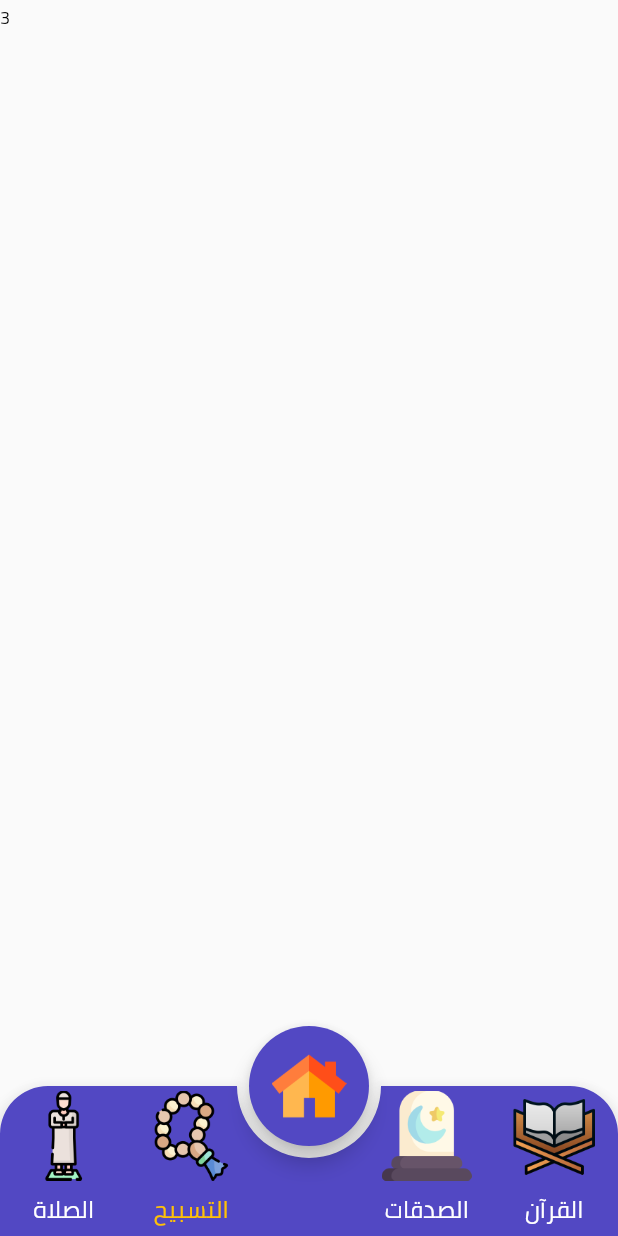
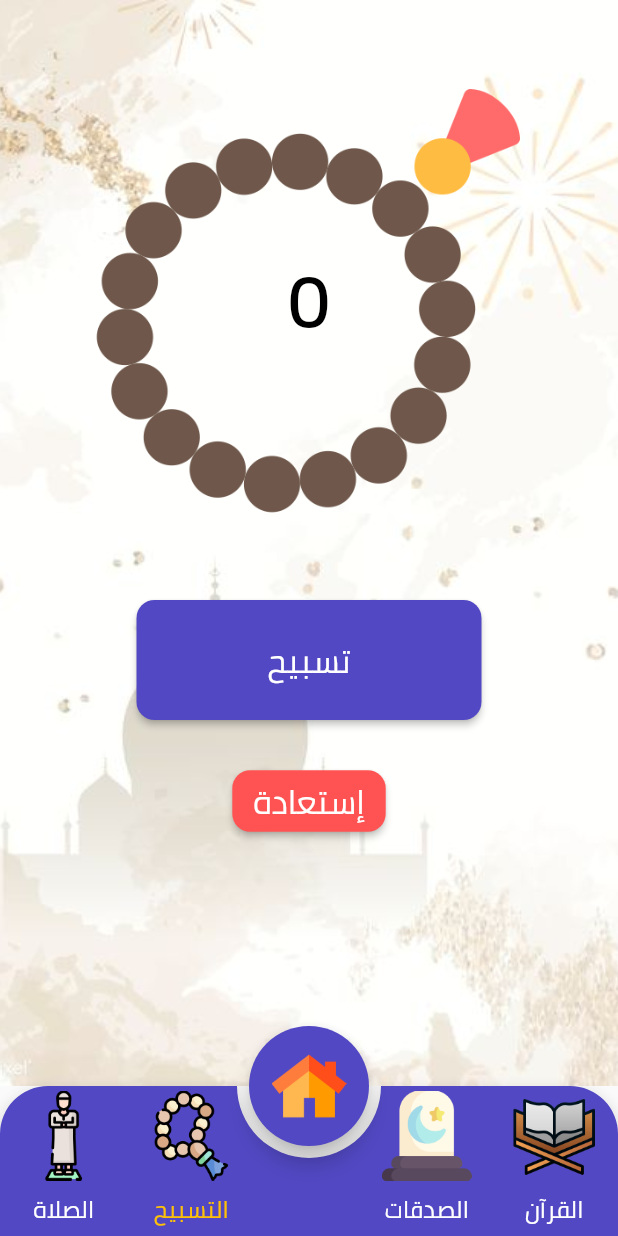
Before and after one commit to mohamedbasha275/holly_quran_FlutterApp, a Flutter app: the screen it shows after launch, item 3 of the bottom bar chosen, on a phone screen of 412 x 824 dp. Run offline on Flutter 3.47's test engine with Material 2 defaults, Android fonts, the light colour scheme and no system bars; drawn by our look-alikes of animated_bottom_navigation_bar; our stand-ins replace bloc, dartz, dio, equatable, flutter_bloc, font_awesome_flutter and 5 more.

Commit message:
finished tasbih counter

```diff
--- a/lib/core/resources/app_assets.dart
+++ b/lib/core/resources/app_assets.dart
@@ -12,6 +12,7 @@ class ImageAssets {
   static const String azkarMasaa = "$imagePath/azkarMasaa.png";
   static const String hadith = "$imagePath/hadith.png";
   static const String hesnMuslim = "$imagePath/hesnMuslim.png";
+  static const String tasbihCounter = "$imagePath/tasbihCounter.png";
 }
 
 class JsonAssets {
--- a/lib/core/resources/app_colors.dart
+++ b/lib/core/resources/app_colors.dart
@@ -5,6 +5,7 @@ class AppColors {
   static Color primary = const Color.fromRGBO(82, 72, 195, 1);
   static Color splash = Colors.deepPurpleAccent;
   static Color secondary = Colors.amber;
+  static Color reset = Colors.redAccent;
   static Color expansion = HexColor('FCECDD');
   static Color white = Colors.white;
   static Color black = Colors.black;
--- a/lib/core/resources/app_constants.dart
+++ b/lib/core/resources/app_constants.dart
@@ -2,4 +2,5 @@ class AppConstants {
   static const String appName = 'إسلامنا';
   static const int bottomNavSpeedTime = 500;
   static const int expandSpeedTime = 800;
+  static const int tasbihSpeedTime = 500;
 }
--- a/lib/core/resources/app_fonts.dart
+++ b/lib/core/resources/app_fonts.dart
@@ -20,4 +20,5 @@ class FontSize {
   static const double s18 = 18.0;
   static const double s20 = 20.0;
   static const double s22 = 22.0;
+  static const double s50 = 50.0;
 }
--- a/lib/core/resources/app_strings.dart
+++ b/lib/core/resources/app_strings.dart
@@ -10,6 +10,8 @@ class AppStrings {
   static const String hadithTitle = "الأحاديث النبوية";
   static const String hesnMuslim = "حصن المسلم";
   static const String homeTitle = "أحب الأعمال إلي الله ادومها وإن قل";
+  static const String tasbihCounter = 'تسبيح';
+  static const String tasbihReset = 'إستعادة';
   // hints
   static const String emailHint = 'email_hint';
   static const String invalidEmail = "email_error";
--- a/lib/core/resources/theme_manager.dart
+++ b/lib/core/resources/theme_manager.dart
@@ -44,8 +44,8 @@ ThemeData getApplicationTheme() {
     // elevated button them
     elevatedButtonTheme: ElevatedButtonThemeData(
       style: ElevatedButton.styleFrom(
-        textStyle:
-            getRegularStyle(color: AppColors.white, fontSize: FontSize.s17),
+        textStyle: getRegularStyle(color: AppColors.white,
+            fontSize: FontSize.s22),
         primary: AppColors.primary,
         shape: RoundedRectangleBorder(
           borderRadius: BorderRadius.circular(AppSize.s12),
--- a/lib/core/resources/values_manager.dart
+++ b/lib/core/resources/values_manager.dart
@@ -5,6 +5,7 @@ class AppMargin {
   static const double m16 = 16.0;
   static const double m18 = 18.0;
   static const double m20 = 20.0;
+  static const double m50 = 50.0;
 }
 
 class AppPadding {
@@ -37,6 +38,7 @@ class AppSize {
   static const double s18 = 18.0;
   static const double s20 = 20.0;
   static const double s28 = 28.0;
+  static const double s30 = 30.0;
   static const double s32 = 32.0;
   static const double s40 = 40.0;
   static const double s50 = 50.0;
@@ -49,5 +51,6 @@ class AppSize {
   static const double s160 = 160.0;
   static const double s190 = 190.0;
   static const double s200 = 200.0;
+  static const double s230 = 230.0;
   static const double s300 = 300.0;
 }
--- a/lib/features/home/presentation/views/home_view.dart
+++ b/lib/features/home/presentation/views/home_view.dart
@@ -7,6 +7,7 @@ import 'package:holly_quran/core/resources/values_manager.dart';
 import 'package:holly_quran/features/common_widgets/bottom_navigation_bar.dart';
 import 'package:holly_quran/features/home/presentation/view_models/bottom_navBar/bottom_nav_bar_cubit.dart';
 import 'package:holly_quran/features/home/presentation/views/widgets/home_view_body.dart';
+import 'package:holly_quran/features/home/presentation/views/widgets/tasbih_view_body.dart';
 
 class HomeView extends StatelessWidget {
   const HomeView({Key? key}) : super(key: key);
@@ -16,7 +17,7 @@ class HomeView extends StatelessWidget {
     final navBarWidgets = <Widget>[
       Text('1'),
       Text('2'),
-      Text('3'),
+      const TasbihViewBody(),
       Text('4'),
     ];
     return Directionality(
@@ -49,8 +50,10 @@ class HomeView extends StatelessWidget {
                 },
               ),
             ),
-            floatingActionButtonLocation: FloatingActionButtonLocation.centerDocked,
-            bottomNavigationBar: AppBottomNavigationBar(cubit: cubit, state: state),
+            floatingActionButtonLocation:
+                FloatingActionButtonLocation.centerDocked,
+            bottomNavigationBar:
+                AppBottomNavigationBar(cubit: cubit, state: state),
           );
         },
       ),
--- /dev/null
+++ b/lib/features/home/presentation/views/widgets/tasbih_view_body.dart
@@ -0,0 +1,117 @@
+import 'package:flutter/material.dart';
+import 'package:holly_quran/core/extension/extensions.dart';
+import 'package:holly_quran/core/resources/app_assets.dart';
+import 'package:holly_quran/core/resources/app_colors.dart';
+import 'package:holly_quran/core/resources/app_constants.dart';
+import 'package:holly_quran/core/resources/app_fonts.dart';
+import 'package:holly_quran/core/resources/app_strings.dart';
+import 'package:holly_quran/core/resources/values_manager.dart';
+
+class TasbihViewBody extends StatefulWidget {
+  const TasbihViewBody({Key? key}) : super(key: key);
+
+  @override
+  State<TasbihViewBody> createState() => _TasbihViewBodyState();
+}
+
+class _TasbihViewBodyState extends State<TasbihViewBody>
+    with SingleTickerProviderStateMixin {
+  late AnimationController _controller;
+
+  @override
+  void initState() {
+    _controller = AnimationController(
+      duration: const Duration(milliseconds: AppConstants.tasbihSpeedTime),
+      vsync: this,
+    );
+    super.initState();
+  }
+
+  @override
+  void dispose() {
+    _controller.dispose();
+    super.dispose();
+  }
+
+  double end = 0;
+  int counter = 0;
+
+  @override
+  Widget build(BuildContext context) {
+    return Container(
+      height: context.height,
+      decoration: const BoxDecoration(
+        image: DecorationImage(
+          image: AssetImage(ImageAssets.background),
+          fit: BoxFit.cover,
+        ),
+      ),
+      child: SingleChildScrollView(
+        child: Center(
+          child: Column(
+            children: [
+              Container(
+                margin: const EdgeInsets.all(AppMargin.m50),
+                height: AppSize.s300,
+                width: AppSize.s300,
+                alignment: Alignment.center,
+                child: Stack(
+                  children: [
+                    RotationTransition(
+                      turns: Tween(begin: 0.0, end: end).animate(_controller),
+                      child: Image.asset(
+                        ImageAssets.tasbihCounter,
+                        fit: BoxFit.cover,
+                      ),
+                    ),
+                    Container(
+                      alignment: Alignment.center,
+                      child: Text('$counter', style: Theme.of(context).textTheme.headlineLarge!
+                          .copyWith(fontSize: FontSize.s50),
+                      ),
+                    ),
+                  ],
+                ),
+              ),
+              SizedBox(
+                width: AppSize.s230,
+                height: AppSize.s80,
+                child: ElevatedButton(
+                  child: const Text(AppStrings.tasbihCounter),
+                  onPressed: () {
+                    setState(() {
+                      end += 0.01;
+                      counter += 1;
+                    });
+                    _controller.forward();
+                  },
+                ),
+              ),
+              const SizedBox(height: AppSize.s30),
+              ElevatedButton(
+                style: ButtonStyle(
+                  padding: MaterialStateProperty.all(
+                    const EdgeInsets.symmetric(horizontal: AppPadding.p14,
+                    ),
+                  ),
+                  backgroundColor: MaterialStateProperty.all(
+                    AppColors.reset
+                  ),
+                ),
+                onPressed: () {
+                  setState(() {
+                    end = 0;
+                    counter = 0;
+                  });
+                  _controller.reset();
+                },
+                child: const Text(AppStrings.tasbihReset),
+              ),
+              const SizedBox(height: AppSize.s40),
+            ],
+          ),
+        ),
+      ),
+    );
+  }
+}
--- a/lib/tasbih.dart
+++ b/lib/tasbih.dart
@@ -16,8 +16,7 @@ class MyHomePage extends StatefulWidget {
   _MyHomePageState createState() => _MyHomePageState();
 }
 
-class _MyHomePageState extends State<MyHomePage>
-    with SingleTickerProviderStateMixin {
+class _MyHomePageState extends State<MyHomePage> with SingleTickerProviderStateMixin {
   late AnimationController _controller;
 
   @override
```
Also changed, not shown: assets/images/tasbihCounter.png (renamed from assets/images/beads.png).
